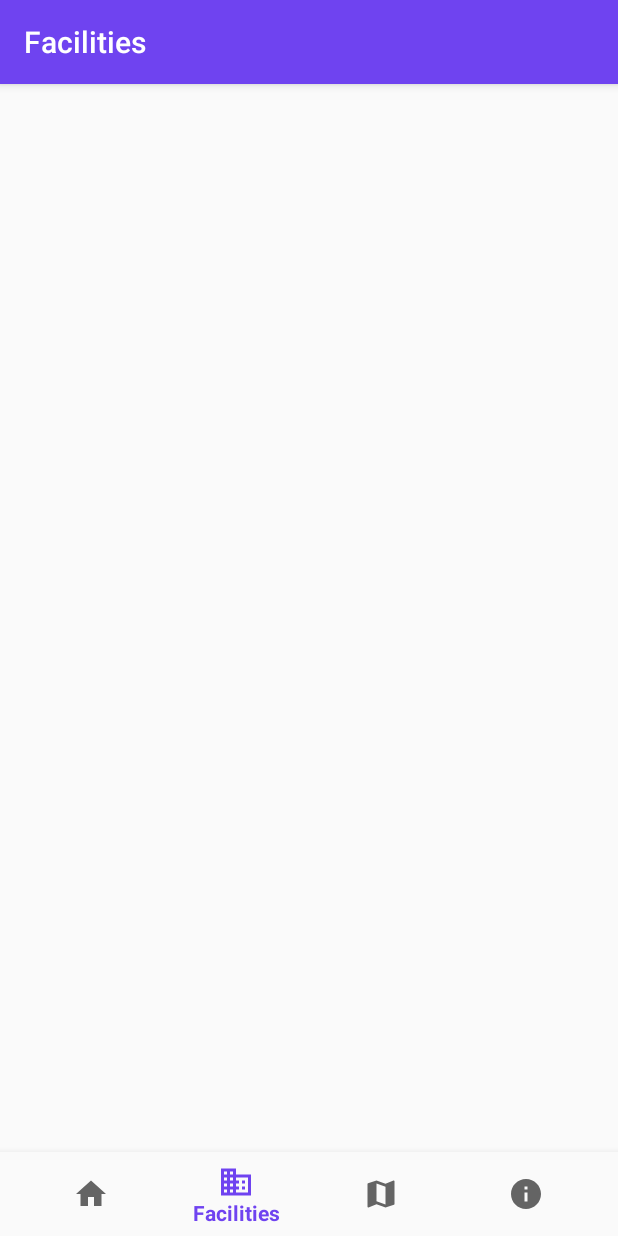
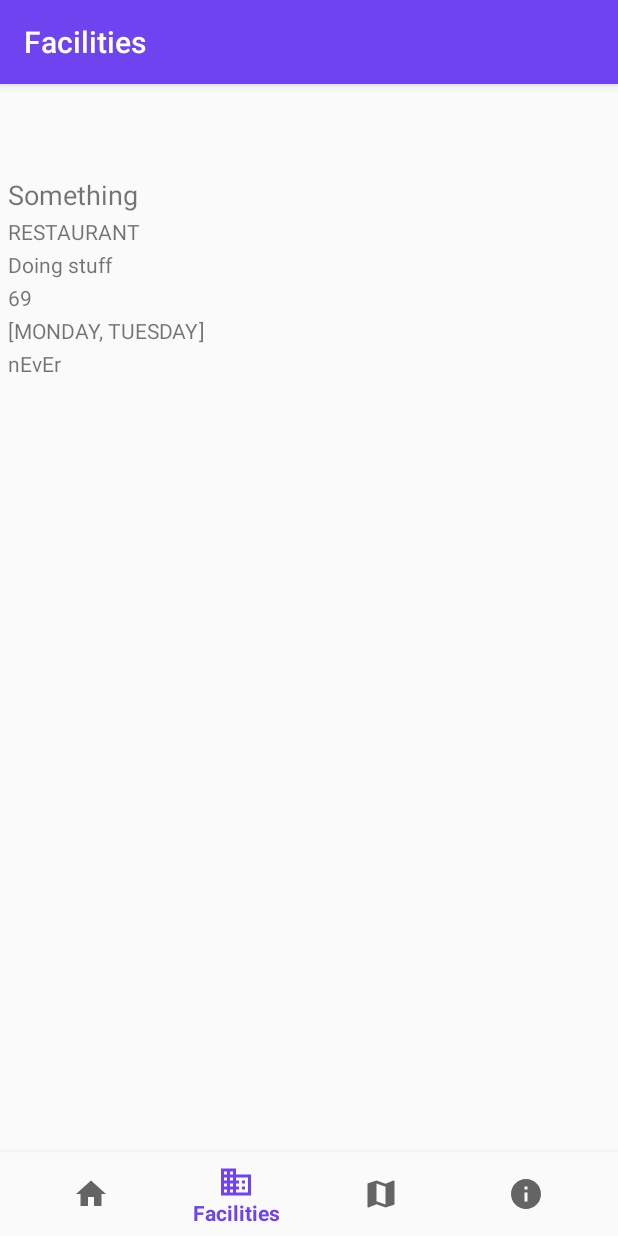
Before and after one commit to Vic8t/KAIST-Campus, an Android app: the screen it shows after launch (MainActivity), item 2 of the bottom bar chosen, on a phone screen of 412 x 824 dp. Run offline under Robolectric (Android 15) with nearby library versions, the phone set to English and light mode, and no system bars; our stand-ins replace navigation-ui.

Commit message:
Implemented RecyclerView for the facilities tab

```diff
--- a/app/src/main/java/com/example/kaistcampusv2/Facility.java
+++ b/app/src/main/java/com/example/kaistcampusv2/Facility.java
@@ -1,4 +1,129 @@
 package com.example.kaistcampusv2;
+import android.graphics.Bitmap;
+
+import java.util.ArrayList;
+
+enum Day {
+    MONDAY,
+    TUESDAY,
+    WEDNESDAY,
+    THURSDAY,
+    FRIDAY,
+    SATURDAY,
+    SUNDAY;
+}
 
 public class Facility {
+    private int id;
+    private String name;
+    private Bitmap image;
+    private String description;
+    private String businessHours;
+    private String contactInfo;
+    private ArrayList<Day> businessDays;
+    private boolean isOnCampus;
+
+    public Facility(int id, String name, String description, boolean isOnCampus, String[] businessDays, String businessHours, String contactInfo) {
+        this.id = id;
+        this.name = name;
+        this.description = description;
+        this.isOnCampus = isOnCampus;
+        this.businessDays = new ArrayList<Day>();
+        this.businessHours = businessHours;
+        this.contactInfo = contactInfo;
+
+        for(int i = 0; i < businessDays.length; i++)
+        {
+            this.businessDays.add(Day.valueOf(businessDays[i]));
+        }
+    }
+
+    public String businessDays(){
+        if(businessDays.size() == 7){
+            return "EVERYDAY";
+        }
+        else if(businessDays.size() == 6 && !businessDays.contains(Day.SUNDAY)){
+            return "MONDAY~FRIDAY, SATURDAY";
+        }
+        else if(businessDays.size() == 5 && !businessDays.contains(Day.SATURDAY) && !businessDays.contains(Day.SUNDAY)){
+            return "MONDAY~FRIDAY";
+        }
+        else {
+            String days = "";
+            for(int i = 0; i < businessDays.size(); i++){
+                days += businessDays.get(i);
+                if(i != businessDays.size() - 1){
+                    days += ", ";
+                }
+            }
+            return days;
+        }
+    }
+
+    public int getId() {
+        return id;
+    }
+
+    public void setId(int id) {
+        this.id = id;
+    }
+
+
+    public String getName() {
+        return name;
+    }
+
+    public void setName(String name) {
+        this.name = name;
+    }
+
+    public String getDescription() {
+        return description;
+    }
+
+    public void setDescription(String description) {
+        this.description = description;
+    }
+
+    public Bitmap getImage() {
+        return image;
+    }
+
+    public void setImage(Bitmap image) {
+        this.image = image;
+    }
+
+    public boolean isOnCampus() {
+        return isOnCampus;
+    }
+
+    public ArrayList<Day> getBusinessDays() {
+        return businessDays;
+    }
+
+    public void setBusinessDays(ArrayList<Day> businessDays) {
+        this.businessDays = businessDays;
+    }
+
+    public String getBusinessHours() {
+        return businessHours;
+    }
+
+    public void setBusinessHours(String businessHours) {
+        this.businessHours = businessHours;
+    }
+
+    public String getContactInfo() {
+        return contactInfo;
+    }
+
+    public void setContactInfo(String contactInfo) {
+        this.contactInfo = contactInfo;
+    }
+
+    @Override
+    public String toString() {
+        return id + ": " + name + "\n" + description + "\n" +
+                businessDays() + "\n" + businessHours;
+    }
 }
--- a/app/src/main/java/com/example/kaistcampusv2/MainActivity.java
+++ b/app/src/main/java/com/example/kaistcampusv2/MainActivity.java
@@ -9,6 +9,9 @@ import androidx.navigation.NavController;
 import androidx.navigation.Navigation;
 import androidx.navigation.ui.AppBarConfiguration;
 import androidx.navigation.ui.NavigationUI;
+import androidx.recyclerview.widget.RecyclerView;
+
+import java.util.ArrayList;
 
 public class MainActivity extends AppCompatActivity {
 
--- a/app/src/main/java/com/example/kaistcampusv2/OnCampusFacility.java
+++ b/app/src/main/java/com/example/kaistcampusv2/OnCampusFacility.java
@@ -1,4 +1,45 @@
 package com.example.kaistcampusv2;
 
-public class OnCampusFacility {
+enum OnCampusFacilityType {
+    RESTAURANT,
+    CAFETERIA,
+    CAFE,
+    DORMITORY,
+    CONVENIENCE_STORE,
+    SPORTS,
+    MEDICAL,
+    LANDMARK,
+    OTHER;
 }
+
+public class OnCampusFacility extends Facility {
+    private OnCampusFacilityType type;
+    private String building;
+
+    public OnCampusFacility(int id, String name, String description, String type, String building, String[] businessDays, String businessHours, boolean isOnCampus, String contactInfo) {
+        super(id, name, description, isOnCampus, businessDays, businessHours, contactInfo);
+        this.type = OnCampusFacilityType.valueOf(type);
+        this.building = building;
+    }
+
+    public String getBuilding() {
+        return building;
+    }
+
+    public void setBuilding(String building) {
+        this.building = building;
+    }
+
+    public OnCampusFacilityType getType() {
+        return type;
+    }
+
+    public void setType(OnCampusFacilityType type) {
+        this.type = type;
+    }
+
+    @Override
+    public String toString() {
+        return super.toString() + "\n" +  type + " in " + building + "\n";
+    }
+}
--- a/app/src/main/java/com/example/kaistcampusv2/OnCampusFacilityAdapter.java
+++ b/app/src/main/java/com/example/kaistcampusv2/OnCampusFacilityAdapter.java
@@ -1,13 +1,70 @@
 package com.example.kaistcampusv2;
 import android.content.Context;
+import android.view.LayoutInflater;
+import android.view.View;
+import android.view.ViewGroup;
+import android.widget.TextView;
+
+import androidx.annotation.NonNull;
+import androidx.recyclerview.widget.RecyclerView;
 
 import java.util.ArrayList;
 
-public class FacilityAdapter {
+public class OnCampusFacilityAdapter extends RecyclerView.Adapter<OnCampusFacilityAdapter.OnCampusFacilityHolder> {
     private Context context;
-    private ArrayList<Facility> facilities;
-    public FacilityAdapter()
+    private ArrayList<OnCampusFacility> facilities;
+
+    public OnCampusFacilityAdapter(Context context, ArrayList<OnCampusFacility> facilities)
     {
+        this.context = context;
+        this.facilities = facilities;
+    }
 
+    @NonNull
+    @Override
+    public OnCampusFacilityHolder onCreateViewHolder(@NonNull ViewGroup parent, int i) {
+        View view = LayoutInflater.from(context).inflate(R.layout.item_row, parent, false);
+        return new OnCampusFacilityHolder(view);
+    }
+
+    @Override
+    public void onBindViewHolder(@NonNull OnCampusFacilityHolder holder, int position) {
+        OnCampusFacility facility = facilities.get(position);
+        holder.setDetails(facility);
+    }
+
+    @Override
+    public int getItemCount() {
+        return facilities.size();
+    }
+
+    class OnCampusFacilityHolder extends RecyclerView.ViewHolder {
+        private TextView name;
+        private TextView type;
+        private TextView description;
+        private TextView building;
+        private TextView hours;
+        private TextView days;
+
+        public OnCampusFacilityHolder(View itemView)
+        {
+            super(itemView);
+            name = itemView.findViewById(R.id.txtName);
+            type = itemView.findViewById(R.id.txtType);
+            description = itemView.findViewById(R.id.txtDesciption);
+            building = itemView.findViewById(R.id.txtBuilding);
+            hours = itemView.findViewById(R.id.txtHours);
+            days = itemView.findViewById(R.id.txtDays);
+        }
+
+        void setDetails(OnCampusFacility facility)
+        {
+            name.setText(facility.getName());
+            type.setText(facility.getType().toString());
+            description.setText(facility.getDescription());
+            building.setText(facility.getBuilding());
+            hours.setText(facility.getBusinessHours());
+            days.setText(facility.getBusinessDays().toString());
+        }
     }
 }
--- a/app/src/main/java/com/example/kaistcampusv2/OnCampusFacilityHolder.java
+++ b/app/src/main/java/com/example/kaistcampusv2/OnCampusFacilityHolder.java
@@ -5,7 +5,7 @@ import android.widget.TextView;
 
 import androidx.recyclerview.widget.RecyclerView;
 
-public class FacilityHolder extends RecyclerView.ViewHolder {
+public class OnCampusFacilityHolder extends RecyclerView.ViewHolder {
     private TextView name;
     private TextView type;
     private TextView description;
@@ -13,7 +13,7 @@ public class FacilityHolder extends RecyclerView.ViewHolder {
     private TextView hours;
     private TextView days;
 
-    public FacilityHolder(View itemView)
+    public OnCampusFacilityHolder(View itemView)
     {
         super(itemView);
         name = itemView.findViewById(R.id.txtName);
--- a/app/src/main/java/com/example/kaistcampusv2/ui/facilities/FacilitiesFragment.java
+++ b/app/src/main/java/com/example/kaistcampusv2/ui/facilities/FacilitiesFragment.java
@@ -11,25 +11,46 @@ import androidx.annotation.NonNull;
 import androidx.fragment.app.Fragment;
 import androidx.lifecycle.Observer;
 import androidx.lifecycle.ViewModelProviders;
+import androidx.recyclerview.widget.LinearLayoutManager;
+import androidx.recyclerview.widget.RecyclerView;
 
+import com.example.kaistcampusv2.OnCampusFacility;
+import com.example.kaistcampusv2.OnCampusFacilityAdapter;
 import com.example.kaistcampusv2.R;
 
+import java.util.ArrayList;
+
 public class FacilitiesFragment extends Fragment {
-
     private FacilitiesViewModel facilitiesViewModel;
+    private RecyclerView recyclerView;
+    private OnCampusFacilityAdapter adapter;
+    private ArrayList<OnCampusFacility> facilitiesArrayList;
 
     public View onCreateView(@NonNull LayoutInflater inflater,
                              ViewGroup container, Bundle savedInstanceState) {
         facilitiesViewModel =
                 ViewModelProviders.of(this).get(FacilitiesViewModel.class);
         View root = inflater.inflate(R.layout.fragment_facilities, container, false);
-        final TextView textView = root.findViewById(R.id.text_facilities);
-        facilitiesViewModel.getText().observe(this, new Observer<String>() {
-            @Override
-            public void onChanged(@Nullable String s) {
-                textView.setText(s);
-            }
-        });
+        recyclerView = (RecyclerView) root.findViewById(R.id.recycler_view);
+        recyclerView.setLayoutManager(new LinearLayoutManager(this.getActivity()));
+        facilitiesArrayList = new ArrayList<>();
+        adapter = new OnCampusFacilityAdapter(this.getContext(), facilitiesArrayList);
+        recyclerView.setAdapter(adapter);
+        createListData();
+
         return root;
     }
+
+    private void createListData()
+    {
+        String[] businesDays = new String[2];
+        businesDays[0] = "MONDAY";
+        businesDays[1] = "TUESDAY";
+
+        OnCampusFacility facility = new OnCampusFacility(0, "Something", "Doing stuff", "RESTAURANT", "69"
+        , businesDays, "nEvEr", true, "4201337314");
+        facilitiesArrayList.add(facility);
+
+        adapter.notifyDataSetChanged();
+    }
 }
--- a/app/src/main/res/layout/fragment_facilities.xml
+++ b/app/src/main/res/layout/fragment_facilities.xml
@@ -1,20 +1,13 @@
 <?xml version="1.0" encoding="utf-8"?>
-<androidx.constraintlayout.widget.ConstraintLayout xmlns:android="http://schemas.android.com/apk/res/android"
-    xmlns:app="http://schemas.android.com/apk/res-auto"
-    xmlns:tools="http://schemas.android.com/tools"
+
+<LinearLayout xmlns:android="http://schemas.android.com/apk/res/android"
     android:layout_width="match_parent"
-    android:layout_height="match_parent">
+    android:layout_height="match_parent"
+    android:orientation="vertical">
 
-    <TextView
-        android:id="@+id/text_facilities"
+    <androidx.recyclerview.widget.RecyclerView
+        android:id="@+id/recycler_view"
         android:layout_width="match_parent"
-        android:layout_height="wrap_content"
-        android:textAlignment="center"
-        android:textSize="20sp"
-        app:layout_constraintBottom_toBottomOf="parent"
-        app:layout_constraintEnd_toEndOf="parent"
-        app:layout_constraintStart_toStartOf="parent" />
+        android:layout_height="match_parent" />
 
-
-
-</androidx.constraintlayout.widget.ConstraintLayout>
+</LinearLayout>
--- a/app/src/main/res/layout/fragment_map.xml
+++ b/app/src/main/res/layout/fragment_map.xml
@@ -11,7 +11,7 @@
         android:layout_width="match_parent"
         android:layout_height="match_parent"
         android:scaleType="centerCrop"
-        android:src="@drawable/kaist_map"
+        android:src="@drawable/kaist_map_2"
         app:layout_constraintBottom_toBottomOf="parent"
         app:layout_constraintEnd_toEndOf="parent"
         app:layout_constraintStart_toStartOf="parent"
--- a/app/src/main/res/layout/item_row.xml
+++ b/app/src/main/res/layout/item_row.xml
@@ -1,6 +1,40 @@
 <?xml version="1.0" encoding="utf-8"?>
+
 <LinearLayout xmlns:android="http://schemas.android.com/apk/res/android"
-    android:orientation="vertical" android:layout_width="match_parent"
-    android:layout_height="match_parent">
+    android:layout_width="match_parent"
+    android:layout_height="wrap_content"
+    android:orientation="vertical"
+    android:padding="4dp">
+    <TextView
+        android:id="@+id/txtName"
+        android:layout_width="match_parent"
+        android:layout_height="wrap_content"
+        android:padding="1dp"
+        android:textSize="18sp" />
+    <TextView
+        android:id="@+id/txtType"
+        android:layout_width="match_parent"
+        android:layout_height="wrap_content"
+        android:padding="1dp" />
+    <TextView
+        android:id="@+id/txtDesciption"
+        android:layout_width="match_parent"
+        android:layout_height="wrap_content"
+        android:padding="1dp" />
+    <TextView
+        android:id="@+id/txtBuilding"
+        android:layout_width="match_parent"
+        android:layout_height="wrap_content"
+        android:padding="1dp" />
+    <TextView
+        android:id="@+id/txtDays"
+        android:layout_width="match_parent"
+        android:layout_height="wrap_content"
+        android:padding="1dp" />
+    <TextView
+        android:id="@+id/txtHours"
+        android:layout_width="match_parent"
+        android:layout_height="wrap_content"
+        android:padding="1dp" />
 
 </LinearLayout>
```
